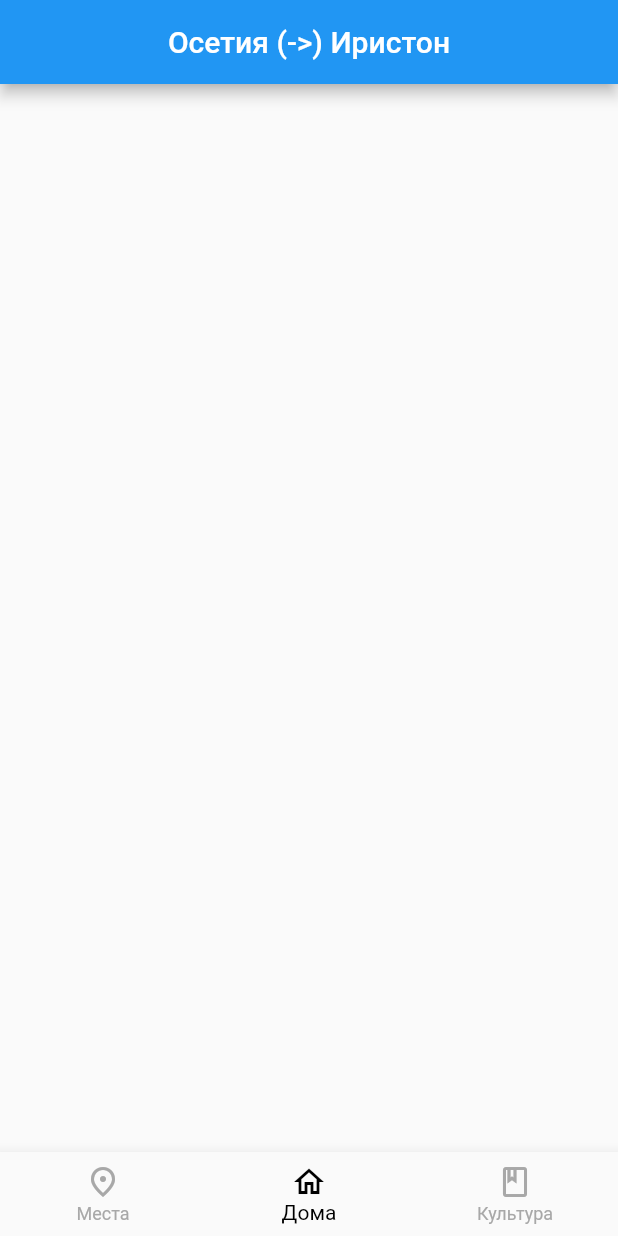
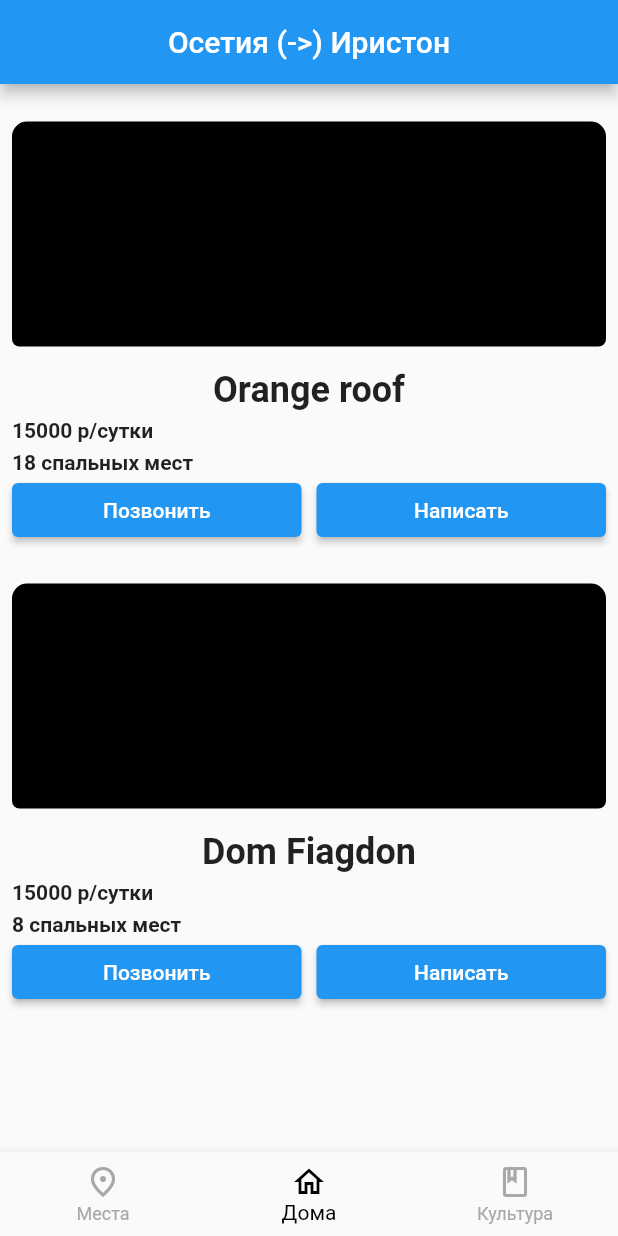
Before and after one commit to ErikBagaev1/Fiagdon, a Flutter app: the screen it shows after launch, item 2 of the bottom bar chosen, on a phone screen of 412 x 824 dp. Run offline on Flutter 3.47's test engine with Material 2 defaults, Android fonts, the phone set to English and light mode, and no system bars.

Commit message:
Без базы данных

```diff
--- a/lib/Basik/basik_display.dart
+++ b/lib/Basik/basik_display.dart
@@ -1,9 +1,7 @@
-import 'package:cloud_firestore/cloud_firestore.dart';
 import 'package:fiagdon/Culture/culture_display.dart';
 import 'package:fiagdon/Home/home_display.dart';
 import 'package:fiagdon/Place/place_display.dart';
 import 'package:fiagdon/Theme/Theme.dart';
-import 'package:firebase_core/firebase_core.dart';
 import 'package:flutter/material.dart';
 
 class BasikDisplayWidget extends StatefulWidget {
@@ -16,7 +14,6 @@ class BasikDisplayWidget extends StatefulWidget {
 class _BasikDisplayWidgetState extends State<BasikDisplayWidget> {
   int _selectedTab = 0;
   void onSelectedTab(int index) {
-
     if (onSelectedTab == index) return;
     setState(() {
       _selectedTab = index;
--- a/lib/Home/home_about.dart
+++ b/lib/Home/home_about.dart
@@ -5,7 +5,7 @@ import 'package:flutter/material.dart';
 
 class HomeAbout extends StatelessWidget {
   final int id;
-  final String list;
+  final HomeClass list;
 
   const HomeAbout({Key? key, required this.id, required this.list})
       : super(key: key);
@@ -14,7 +14,7 @@ class HomeAbout extends StatelessWidget {
   Widget build(BuildContext context) {
     return Scaffold(
         appBar: AppBar(
-          title: Center(child: Text(list)),
+          title: Center(child: Text(list.name)),
         ),
         body: Text(id.toString()));
   }
--- a/lib/Home/home_display.dart
+++ b/lib/Home/home_display.dart
@@ -1,37 +1,31 @@
-import 'package:cloud_firestore/cloud_firestore.dart';
 import 'package:fiagdon/Home/homeClass.dart';
 import 'package:fiagdon/Home/home_about.dart';
-import 'package:firebase_core/firebase_core.dart';
 import 'package:flutter/material.dart';
 
-// final List<HomeClass> home = [
-//   HomeClass(
-//       name: "Orange roof",
-//       about: "Коттедж в фиагдоне",
-//       price: 15000,
-//       location: "Фиагдон",
-//       sleepingPlaces: 18),
-//   HomeClass(
-//       name: "Dom Fiagdon",
-//       about: "Семейный отдых в горах",
-//       price: 15000,
-//       location: "Фиагдон",
-//       sleepingPlaces: 8),
-// ];
+final List<HomeClass> home = [
+  HomeClass(
+      name: "Orange roof",
+      about: "Коттедж в фиагдоне",
+      price: 15000,
+      location: "Фиагдон",
+      sleepingPlaces: 18),
+  HomeClass(
+      name: "Dom Fiagdon",
+      about: "Семейный отдых в горах",
+      price: 15000,
+      location: "Фиагдон",
+      sleepingPlaces: 8),
+];
 
 class HomeDisplayWidget extends StatelessWidget {
   const HomeDisplayWidget({super.key});
 
   @override
   Widget build(BuildContext context) {
-    return StreamBuilder(
-        stream: FirebaseFirestore.instance.collection('Home').snapshots(),
-        builder: (BuildContext context, AsyncSnapshot<QuerySnapshot> snapshot) {
-          if (!snapshot.hasData) return const Text("Нет данных");
     return Padding(
       padding: const EdgeInsets.symmetric(horizontal: 8.0),
       child: ListView.builder(
-              itemCount: snapshot.data?.docs.length,
+        itemCount: home.length,
         itemBuilder: (BuildContext context, int index) {
           return Column(
             children: [
@@ -43,10 +37,8 @@ class HomeDisplayWidget extends StatelessWidget {
                     Navigator.push(
                         context,
                         MaterialPageRoute(
-                                builder: (context) => HomeAbout(
-                                    id: index,
-                                    list:
-                                        snapshot.data?.docs[index].get('name')),
+                          builder: (context) =>
+                              HomeAbout(id: index, list: home[index]),
                         ));
                   },
                   child: SizedBox(
@@ -76,17 +68,16 @@ class HomeDisplayWidget extends StatelessWidget {
                         ),
                         Center(
                           child: Text(
-                                  snapshot.data?.docs[index].get('name'),
+                            home[index].name,
                             style: const TextStyle(
-                                      fontSize: 24,
-                                      fontWeight: FontWeight.bold),
+                                fontSize: 24, fontWeight: FontWeight.bold),
                           ),
                         ),
                         const SizedBox(
                           height: 5,
                         ),
                         Text(
-                                "${snapshot.data?.docs[index].get('price')} р/сутки",
+                          "${home[index].price} р/сутки",
                           style: const TextStyle(
                               fontSize: 14, fontWeight: FontWeight.bold),
                         ),
@@ -94,7 +85,7 @@ class HomeDisplayWidget extends StatelessWidget {
                           height: 5,
                         ),
                         Text(
-                                "${snapshot.data?.docs[index].get('sleepingPlaces')} спальных мест",
+                          "${home[index].sleepingPlaces} спальных мест",
                           style: const TextStyle(
                               fontSize: 14, fontWeight: FontWeight.bold),
                         ),
@@ -123,6 +114,5 @@ class HomeDisplayWidget extends StatelessWidget {
         },
       ),
     );
-        });
   }
 }
--- a/lib/Place/place_display.dart
+++ b/lib/Place/place_display.dart
@@ -1,4 +1,3 @@
-import 'package:cloud_firestore/cloud_firestore.dart';
 import 'package:fiagdon/Place/PlaceList.dart';
 import 'package:fiagdon/Theme/Theme.dart';
 import 'package:flutter/material.dart';
@@ -57,6 +56,7 @@ class _PlaceDisplayWidgetState extends State<PlaceDisplayWidget> {
           padding: const EdgeInsets.only(top: 68.0),
           child: (ListView.builder(
             itemCount: _searchPlace.length,
+            itemExtent: 185,
             itemBuilder: (BuildContext context, int index) {
               final person = _searchPlace[index];
               return Padding(
--- a/pubspec.yaml
+++ b/pubspec.yaml
@@ -35,11 +35,6 @@ dependencies:
   # The following adds the Cupertino Icons font to your application.
   # Use with the CupertinoIcons class for iOS style icons.
   cupertino_icons: ^1.0.2
-  firebase_auth: ^4.2.5
-  firebase_storage: ^11.0.10
-  firebase_messaging: ^14.2.1
-  firebase_core: ^2.4.1
-  cloud_firestore: ^4.3.1
 
 dev_dependencies:
   flutter_test:
```
Also changed, not shown: lib/main.dart (+1 -11 lines), pubspec.lock, 4 other files. Lines whose indentation alone changed are shown as unchanged.
